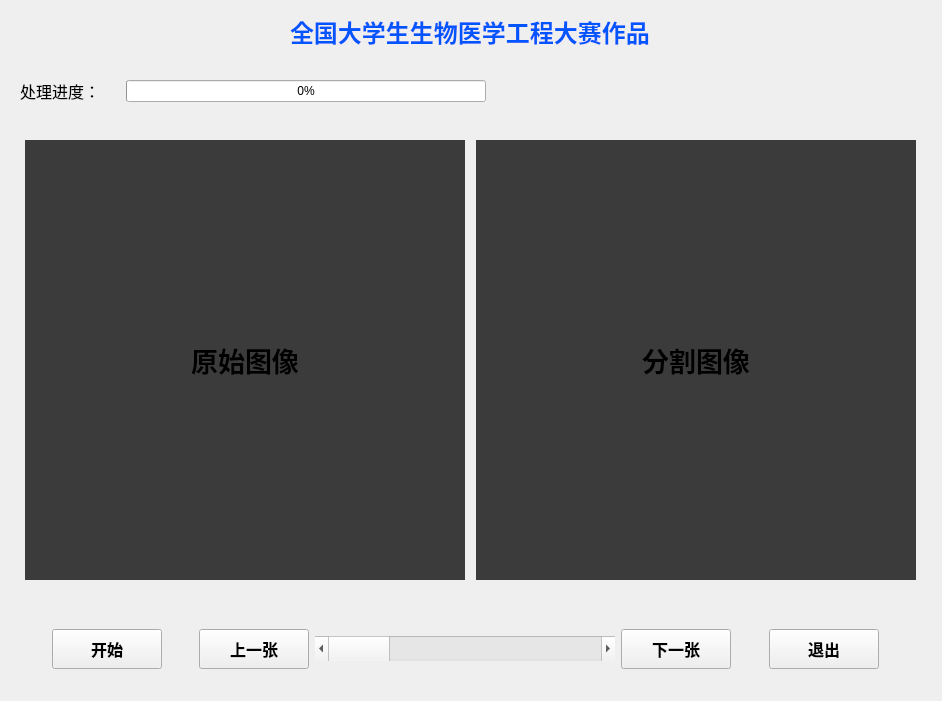
Above: mainwindow.ui from heaodi/Spine-segmentation-using-unet before the change. Below: the same form after it.
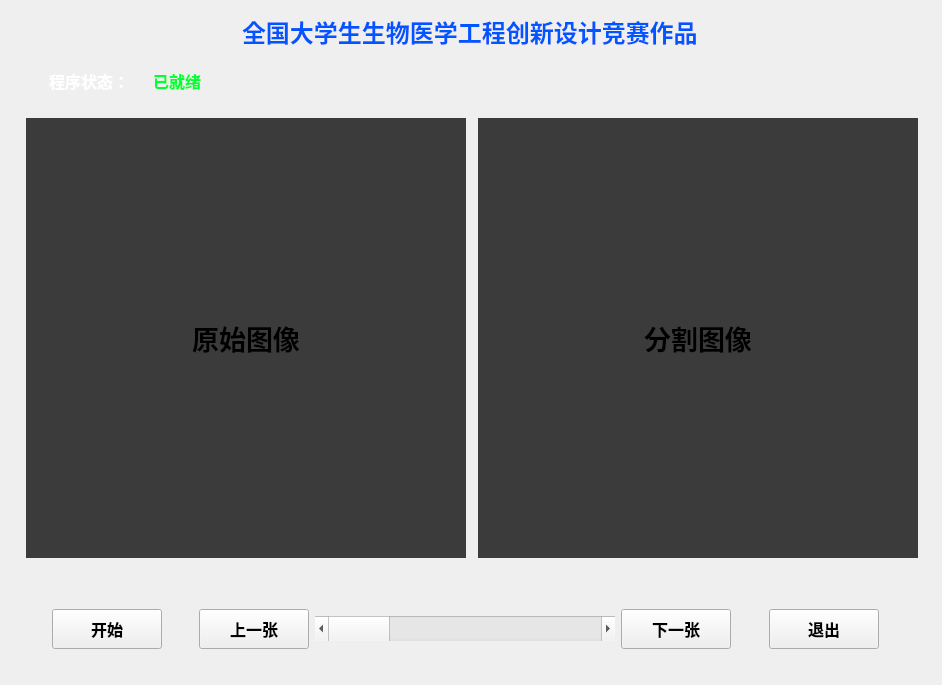
That is the form after the change.

Patch:
```diff
--- a/mainwindow.ui
+++ b/mainwindow.ui
@@ -7,7 +7,7 @@
     <x>0</x>
     <y>0</y>
     <width>942</width>
-    <height>701</height>
+    <height>685</height>
    </rect>
   </property>
   <property name="windowTitle">
@@ -53,7 +53,7 @@
 }</string>
       </property>
       <property name="text">
-       <string>全国大学生生物医学工程大赛作品</string>
+       <string>全国大学生生物医学工程创新设计竞赛作品</string>
       </property>
      </widget>
     </item>
@@ -77,25 +77,66 @@
     <rect>
      <x>20</x>
      <y>50</y>
-     <width>901</width>
-     <height>561</height>
+     <width>906</width>
+     <height>521</height>
     </rect>
    </property>
    <layout class="QVBoxLayout" name="verticalLayout">
     <item>
+     <widget class="QWidget" name="widget" native="true">
+      <property name="minimumSize">
+       <size>
+        <width>883</width>
+        <height>30</height>
+       </size>
+      </property>
+      <property name="maximumSize">
+       <size>
+        <width>16777215</width>
+        <height>16777215</height>
+       </size>
+      </property>
      <layout class="QHBoxLayout" name="horizontalLayout_3">
+       <property name="spacing">
+        <number>4</number>
+       </property>
+       <property name="sizeConstraint">
+        <enum>QLayout::SetFixedSize</enum>
+       </property>
+       <item>
+        <spacer name="verticalSpacer_3">
+         <property name="orientation">
+          <enum>Qt::Vertical</enum>
+         </property>
+         <property name="sizeType">
+          <enum>QSizePolicy::Fixed</enum>
+         </property>
+         <property name="sizeHint" stdset="0">
+          <size>
+           <width>20</width>
+           <height>2</height>
+          </size>
+         </property>
+        </spacer>
+       </item>
       <item>
        <widget class="QLabel" name="label_4">
         <property name="font">
          <font>
           <family>微软雅黑</family>
           <pointsize>12</pointsize>
-          <weight>50</weight>
-          <bold>false</bold>
-         </font>
-        </property>
+           <weight>75</weight>
+           <bold>true</bold>
+          </font>
+         </property>
+         <property name="styleSheet">
+          <string notr="true">QLabel
+{
+  color:rgb(255, 255, 255);
+}</string>
+         </property>
         <property name="text">
-         <string>处理进度：</string>
+          <string>程序状态：</string>
         </property>
        </widget>
       </item>
@@ -116,21 +157,35 @@
        </spacer>
       </item>
       <item>
-       <widget class="QProgressBar" name="progressBar">
+        <widget class="QLabel" name="label_5">
         <property name="sizePolicy">
-         <sizepolicy hsizetype="Minimum" vsizetype="Fixed">
+          <sizepolicy hsizetype="Preferred" vsizetype="Preferred">
           <horstretch>0</horstretch>
           <verstretch>0</verstretch>
          </sizepolicy>
         </property>
         <property name="minimumSize">
          <size>
-          <width>360</width>
-          <height>20</height>
-         </size>
-        </property>
-        <property name="value">
-         <number>0</number>
+           <width>0</width>
+           <height>0</height>
+          </size>
+         </property>
+         <property name="font">
+          <font>
+           <family>微软雅黑</family>
+           <pointsize>12</pointsize>
+           <weight>75</weight>
+           <bold>true</bold>
+          </font>
+         </property>
+         <property name="styleSheet">
+          <string notr="true">QLabel
+{
+  color:rgb(0, 255, 51);
+}</string>
+         </property>
+         <property name="text">
+          <string>已就绪</string>
         </property>
        </widget>
       </item>
@@ -141,29 +196,14 @@
         </property>
         <property name="sizeHint" stdset="0">
          <size>
-          <width>40</width>
-          <height>20</height>
+           <width>723</width>
+           <height>17</height>
          </size>
         </property>
        </spacer>
       </item>
      </layout>
-    </item>
-    <item>
-     <spacer name="verticalSpacer_3">
-      <property name="orientation">
-       <enum>Qt::Vertical</enum>
-      </property>
-      <property name="sizeType">
-       <enum>QSizePolicy::Fixed</enum>
-      </property>
-      <property name="sizeHint" stdset="0">
-       <size>
-        <width>20</width>
-        <height>2</height>
-       </size>
-      </property>
-     </spacer>
+     </widget>
     </item>
     <item>
      <layout class="QHBoxLayout" name="horizontalLayout_2">
@@ -286,7 +326,7 @@
    <property name="geometry">
     <rect>
      <x>20</x>
-     <y>620</y>
+     <y>600</y>
      <width>891</width>
      <height>58</height>
     </rect>
```
Lines whose indentation alone changed are shown as unchanged.
